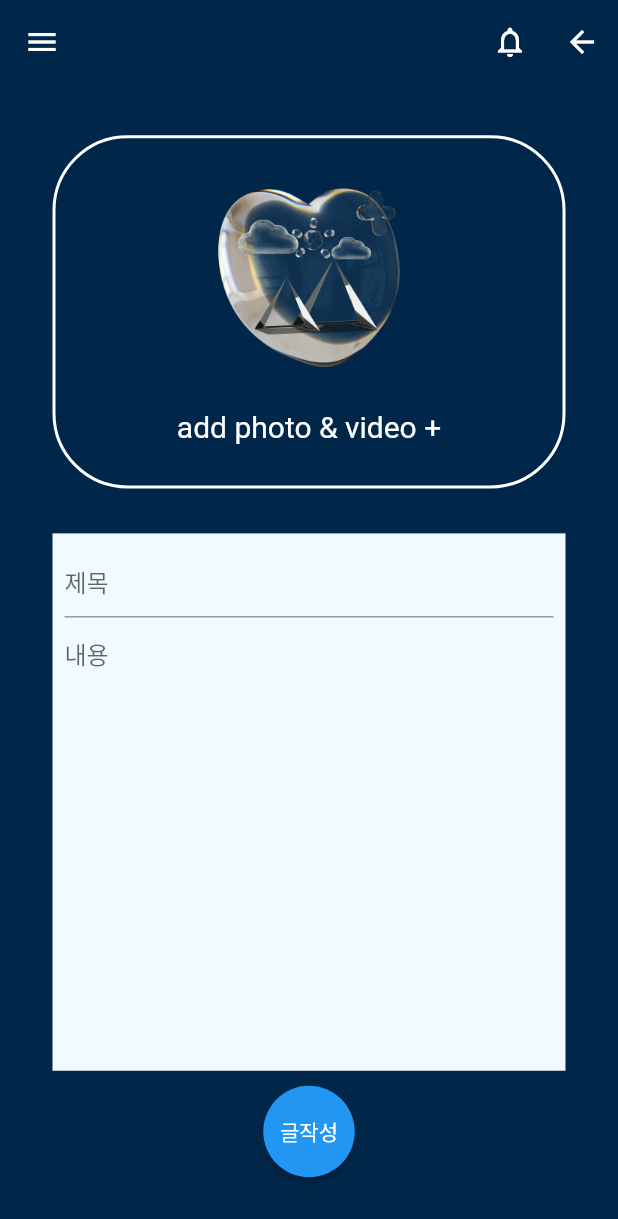
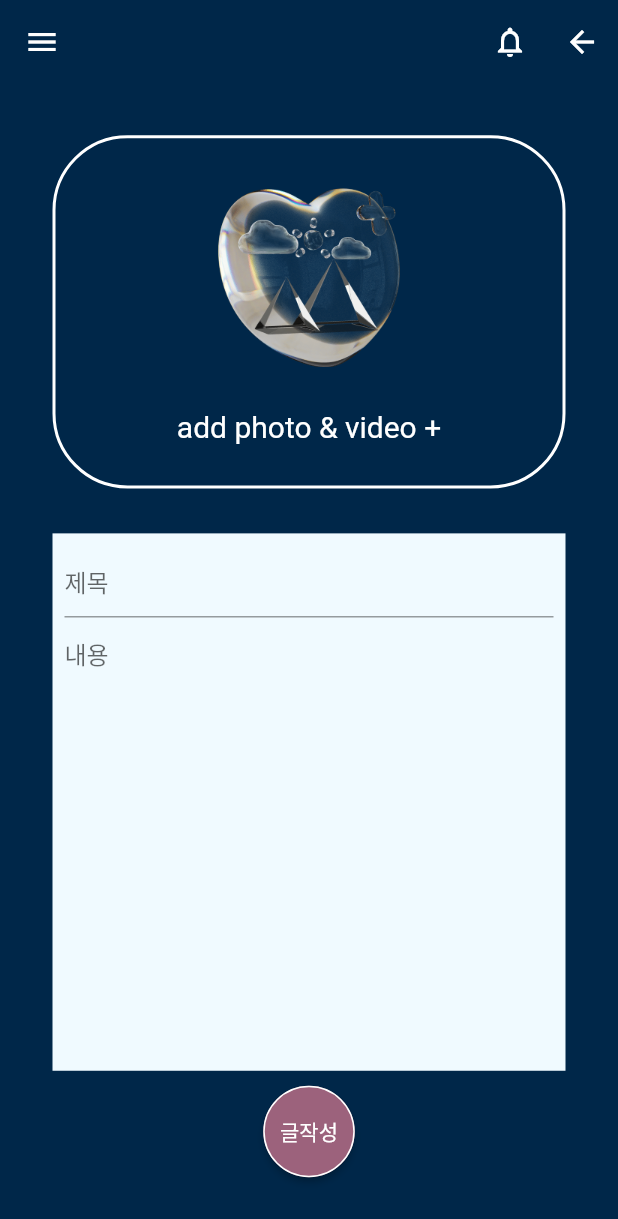
Before and after one commit to so0ng0970/youandi_diary, a Flutter app: the DiaryPostScreen widget shown alone on an empty page, opened directly with empty values, on a phone screen of 412 x 824 dp. Shown: the top 1219 px of the screen. Run offline on Flutter 3.47's test engine with Material 2 defaults, Android fonts, the phone set to English and light mode, and no system bars; our stand-ins replace cloud_firestore, dotted_border, firebase_auth, firebase_core, firebase_storage, flutter_riverpod and 4 more; missing offline and left inert: kakao_flutter_sdk; accounts and stored records are empty; network calls fail; Roboto replaces fonts that are missing (SongMyung).

Commit message:
feat:post android arrow block,ui

```diff
--- a/lib/common/const/color.dart
+++ b/lib/common/const/color.dart
@@ -34,6 +34,8 @@ const THREECOLOR = Color(0xFF00A696);
 const FOURCOLOR = Color(0xFFE49D22);
 const FIVECOLOR = Color(0xFFEEE8A9);
 
+const POST_BUTTON = Color(0xFF9C627C);
+
 const DIVONE = Color(0xffAC587F);
 const DIVTWO = Color(0xFF5271B8);
 const DIVTHR = Color(0xFF007163);
--- a/lib/diary/screen/diary_post_screen.dart
+++ b/lib/diary/screen/diary_post_screen.dart
@@ -45,7 +45,10 @@ class _DiaryPostScreenState extends ConsumerState<DiaryPostScreen> {
   ) {
     final provider = ref.watch(diaryDetailProvider);
     print(widget.diaryId);
-    return DefaultLayout(
+    // 뒤로가기 막기 - 안드로이드
+    return WillPopScope(
+      onWillPop: () async => !isLoading ? true : false,
+      child: DefaultLayout(
         popOnPressed: () {
           context.pop();
         },
@@ -118,7 +121,8 @@ class _DiaryPostScreenState extends ConsumerState<DiaryPostScreen> {
                                             child: IconButton(
                                               onPressed: () {
                                                 setState(() {
-                                                selectedImages.removeAt(index);
+                                                  selectedImages
+                                                      .removeAt(index);
                                                 });
                                               },
                                               icon: const Icon(
@@ -211,18 +215,26 @@ class _DiaryPostScreenState extends ConsumerState<DiaryPostScreen> {
                     style: ElevatedButton.styleFrom(
                       shape: const CircleBorder(), //<-- SEE HERE
                       padding: const EdgeInsets.all(20),
+                      backgroundColor: POST_BUTTON,
+                      side: const BorderSide(
+                        color: WHITE_COLOR,
+                      ),
                     ),
                     onPressed: () async {
                       uploadAndSavePost();
                     },
                     child: provider.isLoading
                         ? const CircularProgressIndicator()
-                      : const Text('글작성'),
+                        : const Text(
+                            '글작성',
+                            style: TextStyle(),
+                          ),
                   ),
                   const SizedBox(
                     height: 5,
                   )
                 ],
+              ),
             ),
           ),
         ),
```
Lines whose indentation alone changed are shown as unchanged.
